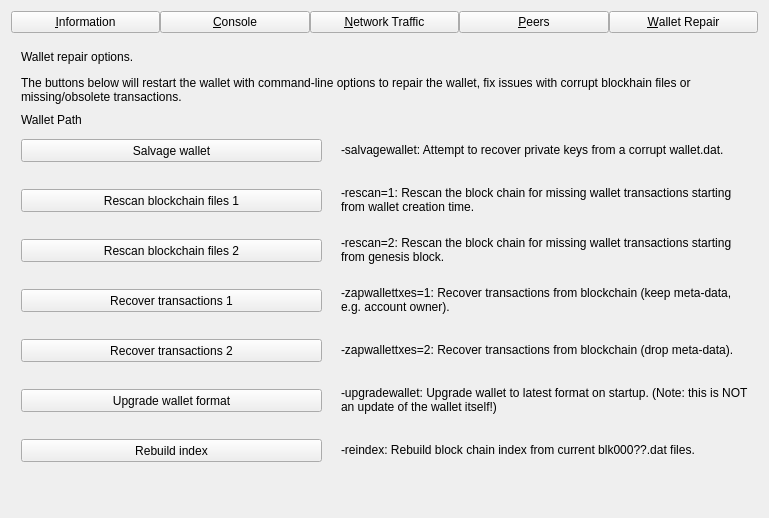
Before: the Qt Designer form src/qt/forms/debugwindow.ui in BLOCXTECH/BLOCX, drawn with Qt 5.
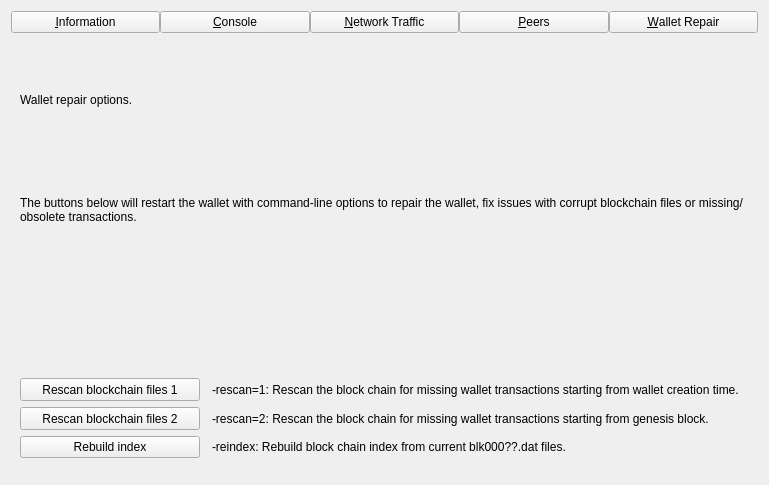
After: the same form once the commit is applied. The open tabs and pages were chosen to show the change. Custom widgets are drawn as their Qt base class.

Patch:
```diff
--- a/src/qt/forms/debugwindow.ui
+++ b/src/qt/forms/debugwindow.ui
@@ -147,43 +147,49 @@
         </widget>
        </item>
        <item row="3" column="0">
-        <widget class="QLabel" name="label_berkeleyDBVersion">
-         <property name="text">
-          <string>Using BerkeleyDB version</string>
-         </property>
-         <property name="indent">
-          <number>10</number>
-         </property>
-        </widget>
-       </item>
-       <item row="3" column="1" colspan="2">
-        <widget class="QLabel" name="berkeleyDBVersion">
-         <property name="cursor">
-          <cursorShape>IBeamCursor</cursorShape>
-         </property>
-         <property name="text">
-          <string>N/A</string>
-         </property>
-         <property name="textFormat">
-          <enum>Qt::PlainText</enum>
-         </property>
-         <property name="textInteractionFlags">
-          <set>Qt::LinksAccessibleByMouse|Qt::TextSelectableByKeyboard|Qt::TextSelectableByMouse</set>
-         </property>
-        </widget>
-       </item>
-       <item row="4" column="0">
         <widget class="QLabel" name="label_12">
          <property name="text">
           <string>Datadir</string>
          </property>
         </widget>
        </item>
-       <item row="4" column="1" colspan="2">
+       <item row="3" column="1" colspan="2">
         <widget class="QLabel" name="dataDir">
          <property name="cursor">
           <cursorShape>IBeamCursor</cursorShape>
          </property>
+         <property name="toolTip">
+          <string>To specify a non-default location of the data directory use the '%1' option.</string>
+         </property>
+         <property name="text">
+          <string>N/A</string>
+         </property>
+         <property name="textFormat">
+          <enum>Qt::PlainText</enum>
+         </property>
+         <property name="wordWrap">
+          <bool>true</bool>
+         </property>
+         <property name="textInteractionFlags">
+          <set>Qt::LinksAccessibleByMouse|Qt::TextSelectableByKeyboard|Qt::TextSelectableByMouse</set>
+         </property>
+        </widget>
+       </item>
+       <item row="4" column="0">
+        <widget class="QLabel" name="label_11">
+         <property name="text">
+          <string>Blocksdir</string>
+         </property>
+        </widget>
+       </item>
+       <item row="4" column="1" colspan="2">
+        <widget class="QLabel" name="blocksDir">
+         <property name="cursor">
+          <cursorShape>IBeamCursor</cursorShape>
+         </property>
+         <property name="toolTip">
+          <string>To specify a non-default location of the blocks directory use the '%1' option.</string>
+         </property>
          <property name="text">
           <string>N/A</string>
          </property>
@@ -277,7 +283,7 @@
        <item row="9" column="0">
         <widget class="QLabel" name="masternodeCountLabel">
          <property name="text">
-          <string>Number of Standard Masternodes</string>
+          <string>Number of regular Masternodes</string>
          </property>
         </widget>
        </item>
@@ -289,23 +295,20 @@
          <property name="text">
           <string>N/A</string>
          </property>
-         <property name="textFormat">
-          <enum>Qt::PlainText</enum>
-         </property>
          <property name="textInteractionFlags">
           <set>Qt::LinksAccessibleByMouse|Qt::TextSelectableByKeyboard|Qt::TextSelectableByMouse</set>
          </property>
         </widget>
        </item>
         <item row="10" column="0">
-        <widget class="QLabel" name="liteCountLabel">
+        <widget class="QLabel" name="hpmnCountLabel">
          <property name="text">
           <string>Number of Lite Masternodes</string>
          </property>
         </widget>
        </item>
 	   <item row="10" column="1">
-        <widget class="QLabel" name="liteCount">
+        <widget class="QLabel" name="hpmnCount">
          <property name="cursor">
           <cursorShape>IBeamCursor</cursorShape>
          </property>
@@ -327,7 +330,7 @@
        <item row="12" column="0">
         <widget class="QLabel" name="label_3">
          <property name="text">
-          <string>Current number of blocks</string>
+          <string>Current block height</string>
          </property>
         </widget>
        </item>
@@ -394,20 +397,66 @@
         </widget>
        </item>
        <item row="15" column="0">
+        <widget class="QLabel" name="bestChainLockHashLabel">
+         <property name="text">
+          <string>Latest ChainLocked block hash</string>
+         </property>
+        </widget>
+       </item>
+       <item row="15" column="1">
+        <widget class="QLabel" name="bestChainLockHash">
+         <property name="cursor">
+          <cursorShape>IBeamCursor</cursorShape>
+         </property>
+         <property name="text">
+          <string>N/A</string>
+         </property>
+         <property name="textFormat">
+          <enum>Qt::PlainText</enum>
+         </property>
+         <property name="textInteractionFlags">
+          <set>Qt::LinksAccessibleByMouse|Qt::TextSelectableByKeyboard|Qt::TextSelectableByMouse</set>
+         </property>
+        </widget>
+       </item>
+       <item row="16" column="0">
+        <widget class="QLabel" name="bestChainLockHeightLabel">
+         <property name="text">
+          <string>Latest ChainLocked block height</string>
+         </property>
+        </widget>
+       </item>
+       <item row="16" column="1">
+        <widget class="QLabel" name="bestChainLockHeight">
+         <property name="cursor">
+          <cursorShape>IBeamCursor</cursorShape>
+         </property>
+         <property name="text">
+          <string>N/A</string>
+         </property>
+         <property name="textFormat">
+          <enum>Qt::PlainText</enum>
+         </property>
+         <property name="textInteractionFlags">
+          <set>Qt::LinksAccessibleByMouse|Qt::TextSelectableByKeyboard|Qt::TextSelectableByMouse</set>
+         </property>
+        </widget>
+       </item>
+       <item row="17" column="0">
         <widget class="QLabel" name="labelMempoolTitle">
          <property name="text">
           <string>Memory Pool</string>
          </property>
         </widget>
        </item>
-       <item row="16" column="0">
+       <item row="18" column="0">
         <widget class="QLabel" name="labelNumberOfTransactions">
          <property name="text">
           <string>Current number of transactions</string>
          </property>
         </widget>
        </item>
-       <item row="16" column="1">
+       <item row="18" column="1">
         <widget class="QLabel" name="mempoolNumberTxs">
          <property name="cursor">
           <cursorShape>IBeamCursor</cursorShape>
@@ -423,14 +472,14 @@
          </property>
         </widget>
        </item>
-       <item row="17" column="0">
+       <item row="19" column="0">
         <widget class="QLabel" name="labelMemoryUsage">
          <property name="text">
           <string>Memory usage</string>
          </property>
         </widget>
        </item>
-       <item row="17" column="1">
+       <item row="19" column="1">
         <widget class="QLabel" name="mempoolSize">
          <property name="cursor">
           <cursorShape>IBeamCursor</cursorShape>
@@ -446,7 +495,7 @@
          </property>
         </widget>
        </item>
-       <item row="13" column="2" rowspan="3">
+       <item row="18" column="2" rowspan="3">
         <layout class="QVBoxLayout" name="verticalLayoutDebugButton">
          <property name="spacing">
           <number>3</number>
@@ -486,27 +535,14 @@
          </item>
         </layout>
        </item>
-       <item row="19" column="0">
-        <spacer name="verticalSpacer">
-         <property name="orientation">
-          <enum>Qt::Vertical</enum>
-         </property>
-         <property name="sizeHint" stdset="0">
-          <size>
-           <width>20</width>
-           <height>40</height>
-          </size>
-         </property>
-        </spacer>
-       </item>
-       <item row="18" column="0">
+       <item row="20" column="0">
         <widget class="QLabel" name="labelInstantSendLockCount">
          <property name="text">
           <string>InstantSend locks</string>
          </property>
         </widget>
        </item>
-       <item row="18" column="1">
+       <item row="20" column="1">
         <widget class="QLabel" name="instantSendLockCount">
          <property name="cursor">
           <cursorShape>IBeamCursor</cursorShape>
@@ -522,6 +558,19 @@
          </property>
         </widget>
        </item>
+       <item row="21" column="0">
+        <spacer name="verticalSpacer">
+         <property name="orientation">
+          <enum>Qt::Vertical</enum>
+         </property>
+         <property name="sizeHint" stdset="0">
+          <size>
+           <width>20</width>
+           <height>40</height>
+          </size>
+         </property>
+        </spacer>
+       </item>
       </layout>
      </widget>
      <widget class="QWidget" name="pageConsole">
@@ -546,6 +595,9 @@
          </item>
          <item>
           <widget class="QComboBox" name="WalletSelector">
+           <property name="sizeAdjustPolicy">
+            <enum>QComboBox::AdjustToContents</enum>
+           </property>
            <item>
             <property name="text">
              <string>(none)</string>
@@ -628,6 +680,9 @@
            <property name="placeholderText">
             <string/>
            </property>
+           <property name="enabled">
+            <bool>false</bool>
+           </property>
           </widget>
          </item>
         </layout>
@@ -699,23 +754,46 @@
       </layout>
      </widget>
      <widget class="QWidget" name="pagePeers">
-      <layout class="QGridLayout" name="gridLayout_2">
-       <item row="0" column="0" rowspan="2">
-        <layout class="QVBoxLayout" name="verticalLayout_101">
-         <property name="spacing">
-          <number>0</number>
+      <layout class="QVBoxLayout" name="verticalLayout_6">
+       <item>
+        <widget class="QSplitter" name="splitter">
+         <property name="orientation">
+          <enum>Qt::Horizontal</enum>
          </property>
+         <property name="childrenCollapsible">
+          <bool>false</bool>
+         </property>
+         <widget class="QWidget" name="widget_1" native="true">
+          <property name="sizePolicy">
+           <sizepolicy hsizetype="MinimumExpanding" vsizetype="Preferred">
+            <horstretch>1</horstretch>
+            <verstretch>0</verstretch>
+           </sizepolicy>
+          </property>
+          <property name="minimumSize">
+           <size>
+            <width>400</width>
+            <height>0</height>
+           </size>
+          </property>
+          <layout class="QVBoxLayout" name="verticalLayout_7">
          <item>
           <widget class="QTableView" name="peerWidget">
-           <property name="horizontalScrollBarPolicy">
-            <enum>Qt::ScrollBarAsNeeded</enum>
-           </property>
            <property name="tabKeyNavigation">
             <bool>false</bool>
            </property>
+             <property name="alternatingRowColors">
+              <bool>true</bool>
+             </property>
+             <property name="textElideMode">
+              <enum>Qt::ElideMiddle</enum>
+             </property>
            <property name="sortingEnabled">
             <bool>true</bool>
            </property>
+             <property name="wordWrap">
+              <bool>false</bool>
+             </property>
            <attribute name="horizontalHeaderHighlightSections">
             <bool>false</bool>
            </attribute>
@@ -731,7 +809,7 @@
            </property>
            <property name="minimumSize">
             <size>
-             <width>300</width>
+               <width>0</width>
              <height>32</height>
             </size>
            </property>
@@ -760,18 +838,12 @@
          </item>
          <item>
           <widget class="QTableView" name="banlistWidget">
-           <property name="sizePolicy">
-            <sizepolicy hsizetype="Expanding" vsizetype="Expanding">
-             <horstretch>0</horstretch>
-             <verstretch>0</verstretch>
-            </sizepolicy>
-           </property>
-           <property name="horizontalScrollBarPolicy">
-            <enum>Qt::ScrollBarAsNeeded</enum>
-           </property>
            <property name="tabKeyNavigation">
             <bool>false</bool>
            </property>
+             <property name="alternatingRowColors">
+              <bool>true</bool>
+             </property>
            <property name="sortingEnabled">
             <bool>true</bool>
            </property>
@@ -781,8 +853,22 @@
           </widget>
          </item>
         </layout>
-       </item>
-       <item row="0" column="1">
+         </widget>
+         <widget class="QWidget" name="widget_2" native="true">
+          <property name="sizePolicy">
+           <sizepolicy hsizetype="Minimum" vsizetype="Preferred">
+            <horstretch>0</horstretch>
+            <verstretch>0</verstretch>
+           </sizepolicy>
+          </property>
+          <property name="minimumSize">
+           <size>
+            <width>300</width>
+            <height>0</height>
+           </size>
+          </property>
+          <layout class="QVBoxLayout" name="verticalLayout_8">
+           <item>
         <widget class="QLabel" name="peerHeading">
          <property name="sizePolicy">
           <sizepolicy hsizetype="Preferred" vsizetype="Minimum">
@@ -792,7 +878,7 @@
          </property>
          <property name="minimumSize">
           <size>
-           <width>300</width>
+               <width>0</width>
            <height>32</height>
           </size>
          </property>
@@ -813,15 +899,27 @@
          </property>
         </widget>
        </item>
-       <item row="1" column="1">
-        <widget class="QWidget" name="detailWidget" native="true">
+           <item>
+            <widget class="QScrollArea" name="scrollArea">
+             <property name="widgetResizable">
+              <bool>true</bool>
+             </property>
+             <widget class="QWidget" name="detailWidget">
+              <property name="geometry">
+               <rect>
+                <x>0</x>
+                <y>0</y>
+                <width>300</width>
+                <height>426</height>
+               </rect>
+              </property>
          <property name="minimumSize">
           <size>
            <width>300</width>
            <height>0</height>
           </size>
          </property>
-         <layout class="QGridLayout" name="gridLayout_3">
+              <layout class="QGridLayout" name="gridLayout_2" columnminimumwidth="0,10,0">
           <item row="0" column="0">
            <widget class="QLabel" name="label_50">
             <property name="text">
@@ -955,6 +1053,9 @@
             <property name="textFormat">
              <enum>Qt::PlainText</enum>
             </property>
+                 <property name="wordWrap">
+                  <bool>true</bool>
+                 </property>
             <property name="textInteractionFlags">
              <set>Qt::LinksAccessibleByMouse|Qt::TextSelectableByKeyboard|Qt::TextSelectableByMouse</set>
             </property>
@@ -1285,7 +1386,7 @@
             </property>
            </widget>
           </item>
-          <item row="20" column="1">
+               <item row="20" column="0">
            <spacer name="verticalSpacer_3">
             <property name="orientation">
              <enum>Qt::Vertical</enum>
@@ -1293,45 +1394,52 @@
             <property name="sizeHint" stdset="0">
              <size>
               <width>20</width>
-              <height>40</height>
+                   <height>10</height>
              </size>
             </property>
            </spacer>
           </item>
          </layout>
+             </widget>
+            </widget>
+           </item>
+          </layout>
+         </widget>
         </widget>
        </item>
       </layout>
      </widget>
      <widget class="QWidget" name="pageRepair">
-      <widget class="QPushButton" name="btn_salvagewallet">
-       <property name="geometry">
-        <rect>
-         <x>10</x>
-         <y>100</y>
-         <width>301</width>
-         <height>23</height>
-        </rect>
+      <layout class="QGridLayout" name="repairLayout" columnstretch="0,1">
+       <property name="horizontalSpacing">
+        <number>12</number>
        </property>
-       <property name="minimumSize">
-        <size>
-         <width>180</width>
-         <height>23</height>
-        </size>
-       </property>
+       <item row="0" column="0" colspan="2">
+        <widget class="QLabel" name="label_repair_header">
+         <property name="text">
+          <string>Wallet repair options.</string>
+         </property>
+         <property name="wordWrap">
+          <bool>true</bool>
+         </property>
+        </widget>
+       </item>
+       <item row="1" column="0" colspan="2">
+        <widget class="QLabel" name="label_repair_helptext">
        <property name="text">
-        <string>Salvage wallet</string>
-       </property>
-      </widget>
+          <string>The buttons below will restart the wallet with command-line options to repair the wallet, fix issues with corrupt blockchain files or missing/obsolete transactions.</string>
+         </property>
+         <property name="wordWrap">
+          <bool>true</bool>
+         </property>
+        </widget>
+       </item>
+       <item row="2" column="0" colspan="2">
+        <widget class="QLabel" name="wallet_path">
+        </widget>
+       </item>
+       <item row="3" column="0">
       <widget class="QPushButton" name="btn_rescan1">
-       <property name="geometry">
-        <rect>
-         <x>10</x>
-         <y>150</y>
-         <width>301</width>
-         <height>23</height>
-        </rect>
-       </property>
        <property name="minimumSize">
         <size>
          <width>180</width>
@@ -1342,123 +1450,9 @@
         <string>Rescan blockchain files 1</string>
        </property>
       </widget>
-      <widget class="QPushButton" name="btn_rescan2">
-       <property name="geometry">
-        <rect>
-         <x>10</x>
-         <y>200</y>
-         <width>301</width>
-         <height>23</height>
-        </rect>
-       </property>
-       <property name="minimumSize">
-        <size>
-         <width>180</width>
-         <height>23</height>
-        </size>
-       </property>
-       <property name="text">
-        <string>Rescan blockchain files 2</string>
-       </property>
-      </widget>
-      <widget class="QPushButton" name="btn_zapwallettxes1">
-       <property name="geometry">
-        <rect>
-         <x>10</x>
-         <y>250</y>
-         <width>301</width>
-         <height>23</height>
-        </rect>
-       </property>
-       <property name="minimumSize">
-        <size>
-         <width>180</width>
-         <height>23</height>
-        </size>
-       </property>
-       <property name="text">
-        <string>Recover transactions 1</string>
-       </property>
-      </widget>
-      <widget class="QPushButton" name="btn_zapwallettxes2">
-       <property name="geometry">
-        <rect>
-         <x>10</x>
-         <y>300</y>
-         <width>301</width>
-         <height>23</height>
-        </rect>
-       </property>
-       <property name="minimumSize">
-        <size>
-         <width>180</width>
-         <height>23</height>
-        </size>
-       </property>
-       <property name="text">
-        <string>Recover transactions 2</string>
-       </property>
-      </widget>
-      <widget class="QPushButton" name="btn_upgradewallet">
-       <property name="geometry">
-        <rect>
-         <x>10</x>
-         <y>350</y>
-         <width>301</width>
-         <height>23</height>
-        </rect>
-       </property>
-       <property name="minimumSize">
-        <size>
-         <width>180</width>
-         <height>23</height>
-        </size>
-       </property>
-       <property name="text">
-        <string>Upgrade wallet format</string>
-       </property>
-      </widget>
-      <widget class="QLabel" name="label_repair_helptext">
-       <property name="geometry">
-        <rect>
-         <x>10</x>
-         <y>30</y>
-         <width>711</width>
-         <height>41</height>
-        </rect>
-       </property>
-       <property name="text">
-        <string>The buttons below will restart the wallet with command-line options to repair the wallet, fix issues with corrupt blockhain files or missing/obsolete transactions.</string>
-       </property>
-       <property name="wordWrap">
-        <bool>true</bool>
-       </property>
-      </widget>
-      <widget class="QLabel" name="label_repair_salvage">
-       <property name="geometry">
-        <rect>
-         <x>330</x>
-         <y>90</y>
-         <width>411</width>
-         <height>41</height>
-        </rect>
-       </property>
-       <property name="text">
-        <string>-salvagewallet: Attempt to recover private keys from a corrupt wallet.dat.</string>
-       </property>
-       <property name="wordWrap">
-        <bool>true</bool>
-       </property>
-      </widget>
+       </item>
+       <item row="3" column="1">
       <widget class="QLabel" name="label_repair_rescan1">
-       <property name="geometry">
-        <rect>
-         <x>330</x>
-         <y>140</y>
-         <width>411</width>
-         <height>41</height>
-        </rect>
-       </property>
        <property name="text">
         <string>-rescan=1: Rescan the block chain for missing wallet transactions starting from wallet creation time.</string>
        </property>
@@ -1466,15 +1460,22 @@
         <bool>true</bool>
        </property>
       </widget>
+       </item>
+       <item row="4" column="0">
+        <widget class="QPushButton" name="btn_rescan2">
+         <property name="minimumSize">
+          <size>
+           <width>180</width>
+           <height>23</height>
+          </size>
+         </property>
+         <property name="text">
+          <string>Rescan blockchain files 2</string>
+         </property>
+        </widget>
+       </item>
+       <item row="4" column="1">
       <widget class="QLabel" name="label_repair_rescan2">
-       <property name="geometry">
-        <rect>
-         <x>330</x>
-         <y>190</y>
-         <width>411</width>
-         <height>41</height>
-        </rect>
-       </property>
        <property name="text">
         <string>-rescan=2: Rescan the block chain for missing wallet transactions starting from genesis block.</string>
        </property>
@@ -1482,92 +1483,16 @@
         <bool>true</bool>
        </property>
       </widget>
-      <widget class="QLabel" name="label_repair_zap1">
-       <property name="geometry">
-        <rect>
-         <x>330</x>
-         <y>240</y>
-         <width>411</width>
-         <height>41</height>
-        </rect>
-       </property>
-       <property name="text">
-        <string>-zapwallettxes=1: Recover transactions from blockchain (keep meta-data, e.g. account owner).</string>
-       </property>
-       <property name="wordWrap">
-        <bool>true</bool>
-       </property>
-      </widget>
-      <widget class="QLabel" name="label_repair_zap2">
-       <property name="geometry">
-        <rect>
-         <x>330</x>
-         <y>290</y>
-         <width>411</width>
-         <height>41</height>
-        </rect>
-       </property>
-       <property name="text">
-        <string>-zapwallettxes=2: Recover transactions from blockchain (drop meta-data).</string>
-       </property>
-       <property name="wordWrap">
-        <bool>true</bool>
-       </property>
-      </widget>
-      <widget class="QLabel" name="label_repair_upgrade">
-       <property name="geometry">
-        <rect>
-         <x>330</x>
-         <y>340</y>
-         <width>411</width>
-         <height>41</height>
-        </rect>
-       </property>
-       <property name="text">
-        <string>-upgradewallet: Upgrade wallet to latest format on startup. (Note: this is NOT an update of the wallet itself!)</string>
-       </property>
-       <property name="wordWrap">
-        <bool>true</bool>
-       </property>
-      </widget>
-      <widget class="QLabel" name="label_repair_header">
-       <property name="geometry">
-        <rect>
-         <x>10</x>
-         <y>10</y>
-         <width>711</width>
-         <height>16</height>
-        </rect>
-       </property>
-       <property name="text">
-        <string>Wallet repair options.</string>
-       </property>
-       <property name="wordWrap">
-        <bool>true</bool>
-       </property>
-      </widget>
+       </item>
+       <item row="5" column="0">
       <widget class="QPushButton" name="btn_reindex">
-       <property name="geometry">
-        <rect>
-         <x>10</x>
-         <y>400</y>
-         <width>301</width>
-         <height>23</height>
-        </rect>
-       </property>
        <property name="text">
         <string>Rebuild index</string>
        </property>
       </widget>
+       </item>
+       <item row="5" column="1">
       <widget class="QLabel" name="label_repair_reindex">
-       <property name="geometry">
-        <rect>
-         <x>330</x>
-         <y>390</y>
-         <width>411</width>
-         <height>41</height>
-        </rect>
-       </property>
        <property name="text">
         <string>-reindex: Rebuild block chain index from current blk000??.dat files.</string>
        </property>
@@ -1575,19 +1500,15 @@
         <bool>true</bool>
        </property>
       </widget>
-      <widget class="QLabel" name="wallet_path">
-       <property name="geometry">
-        <rect>
-         <x>10</x>
-         <y>70</y>
-         <width>731</width>
-         <height>21</height>
-        </rect>
-       </property>
-       <property name="text">
-        <string>Wallet Path</string>
-       </property>
-      </widget>
+       </item>
+       <item row="6" column="1">
+        <spacer name="verticalSpacerRepair">
+         <property name="orientation">
+          <enum>Qt::Vertical</enum>
+         </property>
+        </spacer>
+       </item>
+      </layout>
      </widget>
     </widget>
    </item>
```
Lines whose indentation alone changed are shown as unchanged.
